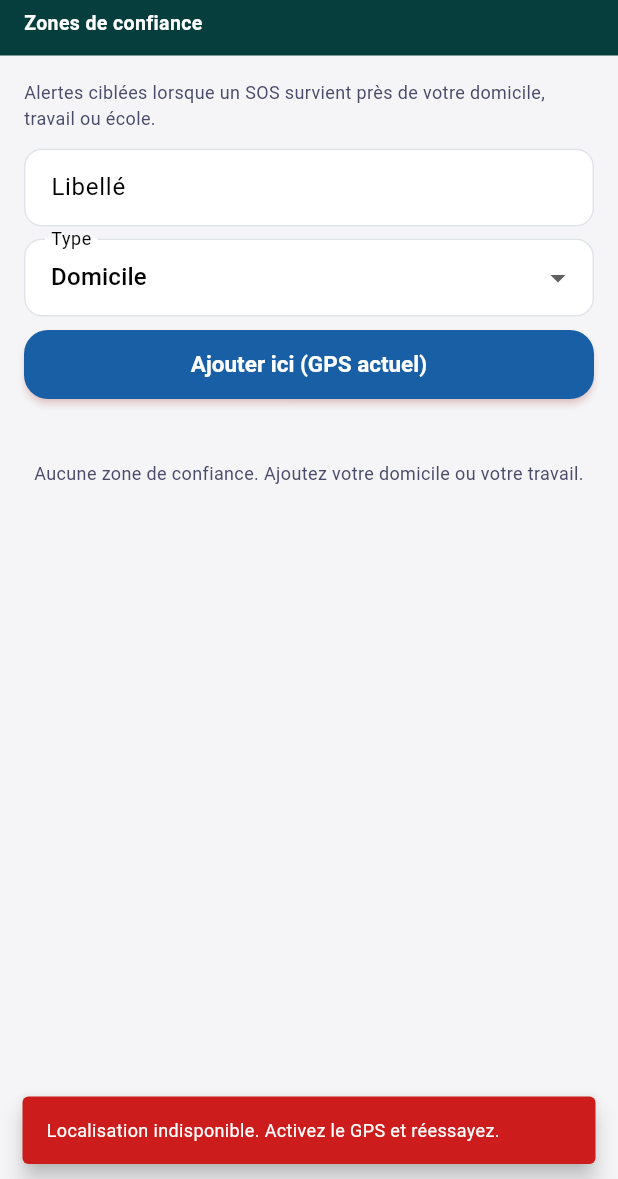
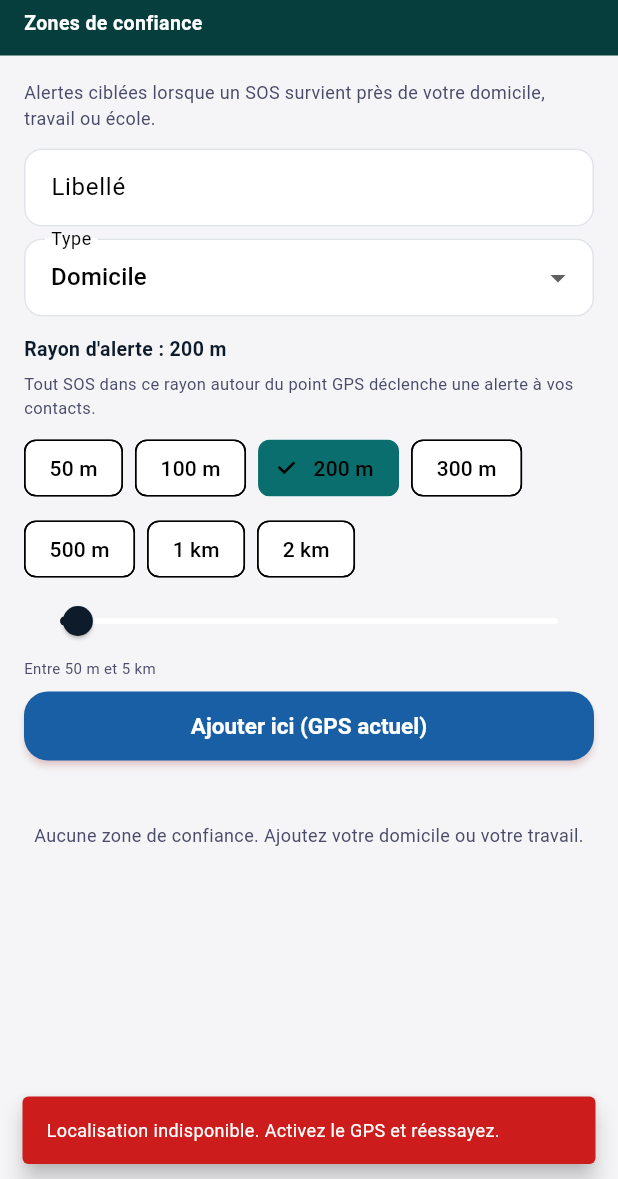
Before and after one commit to afri-soft-com/safealert, a Flutter app: the TrustZonesScreen screen opened directly with empty values, after a tap on "Ajouter ici (GPS actuel)", on a phone screen of 412 x 824 dp, the part 57-1236 px from its top. Run offline on Flutter 3.47's test engine with Material 3 defaults, Android fonts, the phone set to English and light mode, and no system bars; our stand-ins replace app_links, audioplayers, battery_plus, connectivity_plus, file_picker, firebase_core and 18 more; missing offline and left inert: in_app_update, quick_actions, smart_auth; accounts and stored records are empty; network calls fail; statements that could not run were skipped.

Commit message:
feat(trust-zones): let user choose alert radius (50 m–5 km)
Co-authored-by: Cursor <cursoragent@cursor.com>

```diff
--- a/frontend/lib/screens/trust_zones_screen.dart
+++ b/frontend/lib/screens/trust_zones_screen.dart
@@ -16,10 +16,15 @@ class TrustZonesScreen extends StatefulWidget {
 }
 
 class _TrustZonesScreenState extends State<TrustZonesScreen> {
+  static const _radiusPresets = [50, 100, 200, 300, 500, 1000, 2000];
+  static const _radiusMin = 50;
+  static const _radiusMax = 5000;
+
   final _api = ApiService();
   List<Map<String, dynamic>> _zones = [];
   bool _loading = true;
   String _type = 'home';
+  int _radiusM = 200;
   final _labelCtrl = TextEditingController();
 
   @override
@@ -54,6 +59,12 @@ class _TrustZonesScreenState extends State<TrustZonesScreen> {
     }
   }
 
+  String _radiusLabel(int m) {
+    if (m >= 1000 && m % 1000 == 0) return '${m ~/ 1000} km';
+    if (m >= 1000) return '${(m / 1000).toStringAsFixed(1)} km';
+    return '$m m';
+  }
+
   Future<void> _add() async {
     final pos = await LocationService().getCurrentPosition();
     if (pos == null) {
@@ -72,16 +83,23 @@ class _TrustZonesScreenState extends State<TrustZonesScreen> {
       }
       return;
     }
+    final radius = _radiusM.clamp(_radiusMin, _radiusMax);
     try {
       await _api.post('/trust-zones', {
         'label': _labelCtrl.text.trim(),
         'zone_type': _type,
         'lat': pos.latitude,
         'lng': pos.longitude,
-        'radius_m': 200,
+        'radius_m': radius,
       });
       _labelCtrl.clear();
       await _load();
+      if (mounted) {
+        showAppSnackBar(
+          context,
+          'Zone ajoutée (rayon ${_radiusLabel(radius)})',
+        );
+      }
     } catch (e) {
       if (mounted) {
         showAppSnackBar(
@@ -121,12 +139,18 @@ class _TrustZonesScreenState extends State<TrustZonesScreen> {
                       const SizedBox(height: 12),
                       TextField(
                         controller: _labelCtrl,
-                        decoration: const InputDecoration(labelText: 'Libellé', border: OutlineInputBorder()),
+                        decoration: const InputDecoration(
+                          labelText: 'Libellé',
+                          border: OutlineInputBorder(),
+                        ),
                       ),
                       const SizedBox(height: 8),
                       DropdownButtonFormField<String>(
                         value: _type,
-                        decoration: const InputDecoration(border: OutlineInputBorder(), labelText: 'Type'),
+                        decoration: const InputDecoration(
+                          border: OutlineInputBorder(),
+                          labelText: 'Type',
+                        ),
                         items: const [
                           DropdownMenuItem(value: 'home', child: Text('Domicile')),
                           DropdownMenuItem(value: 'work', child: Text('Travail')),
@@ -135,11 +159,57 @@ class _TrustZonesScreenState extends State<TrustZonesScreen> {
                         ],
                         onChanged: (v) => setState(() => _type = v ?? 'home'),
                       ),
+                      const SizedBox(height: 12),
+                      Text(
+                        'Rayon d\'alerte : ${_radiusLabel(_radiusM)}',
+                        style: const TextStyle(
+                          fontSize: 13,
+                          fontWeight: FontWeight.w600,
+                          color: AppColors.bleuFonce,
+                        ),
+                      ),
+                      const SizedBox(height: 6),
+                      const Text(
+                        'Tout SOS dans ce rayon autour du point GPS déclenche une alerte à vos contacts.',
+                        style: TextStyle(fontSize: 11, color: AppColors.gris),
+                      ),
+                      const SizedBox(height: 8),
+                      Wrap(
+                        spacing: 8,
+                        runSpacing: 6,
+                        children: [
+                          for (final m in _radiusPresets)
+                            ChoiceChip(
+                              label: Text(_radiusLabel(m)),
+                              selected: _radiusM == m,
+                              onSelected: (_) => setState(() => _radiusM = m),
+                            ),
+                        ],
+                      ),
+                      Slider(
+                        value: _radiusM.toDouble().clamp(
+                          _radiusMin.toDouble(),
+                          _radiusMax.toDouble(),
+                        ),
+                        min: _radiusMin.toDouble(),
+                        max: _radiusMax.toDouble(),
+                        divisions: 99,
+                        label: _radiusLabel(_radiusM),
+                        activeColor: AppColors.bleuFonce,
+                        onChanged: (v) => setState(() => _radiusM = v.round()),
+                      ),
+                      Text(
+                        'Entre $_radiusMin m et ${_radiusLabel(_radiusMax)}',
+                        style: const TextStyle(fontSize: 10, color: AppColors.gris),
+                      ),
                       const SizedBox(height: 8),
                       ElevatedButton(
                         onPressed: _add,
                         style: ElevatedButton.styleFrom(backgroundColor: AppColors.bleu),
-                        child: const Text('Ajouter ici (GPS actuel)', style: TextStyle(color: Colors.white)),
+                        child: const Text(
+                          'Ajouter ici (GPS actuel)',
+                          style: TextStyle(color: Colors.white),
+                        ),
                       ),
                       const SizedBox(height: 16),
                       if (_zones.isEmpty)
@@ -152,10 +222,12 @@ class _TrustZonesScreenState extends State<TrustZonesScreen> {
                           ),
                         )
                       else
-                        ..._zones.map((z) => ListTile(
+                        ..._zones.map(
+                          (z) => ListTile(
                             title: Text(z['label'] as String? ?? ''),
                             subtitle: Text(
-                                '${_zoneTypeLabel(z['zone_type'] as String?)} · Rayon : ${z['radius_m']} m',
+                              '${_zoneTypeLabel(z['zone_type'] as String?)} · '
+                              'Rayon : ${_radiusLabel((z['radius_m'] as num?)?.toInt() ?? 200)}',
                             ),
                             trailing: IconButton(
                               icon: const Icon(Icons.delete_outline, color: AppColors.rouge),
@@ -175,7 +247,8 @@ class _TrustZonesScreenState extends State<TrustZonesScreen> {
                                 }
                               },
                             ),
-                            )),
+                          ),
+                        ),
                     ],
                   ),
           ),
--- a/frontend/pubspec.yaml
+++ b/frontend/pubspec.yaml
@@ -1,7 +1,7 @@
 name: safealert
 description: "SafeAlert - Application de Sécurité Citoyenne"
 publish_to: 'none'
-version: 1.0.58+86
+version: 1.0.59+87
 
 environment:
   sdk: ^3.8.1
```
Also changed, not shown: 2 other files. Lines whose indentation alone changed are shown as unchanged.
